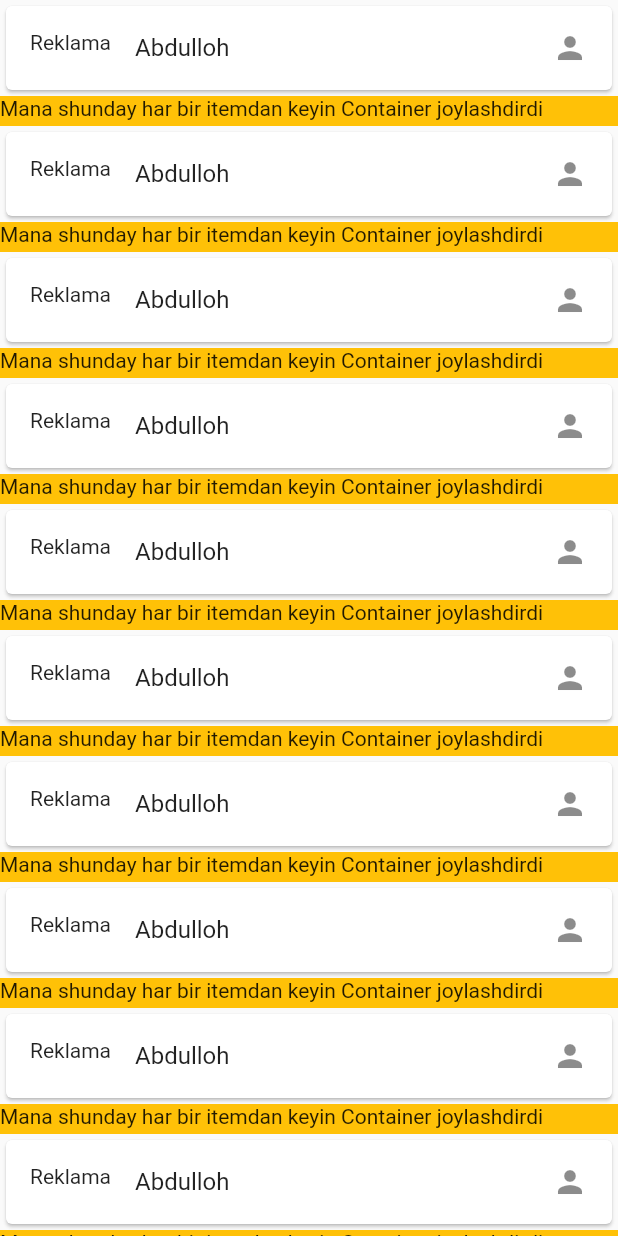
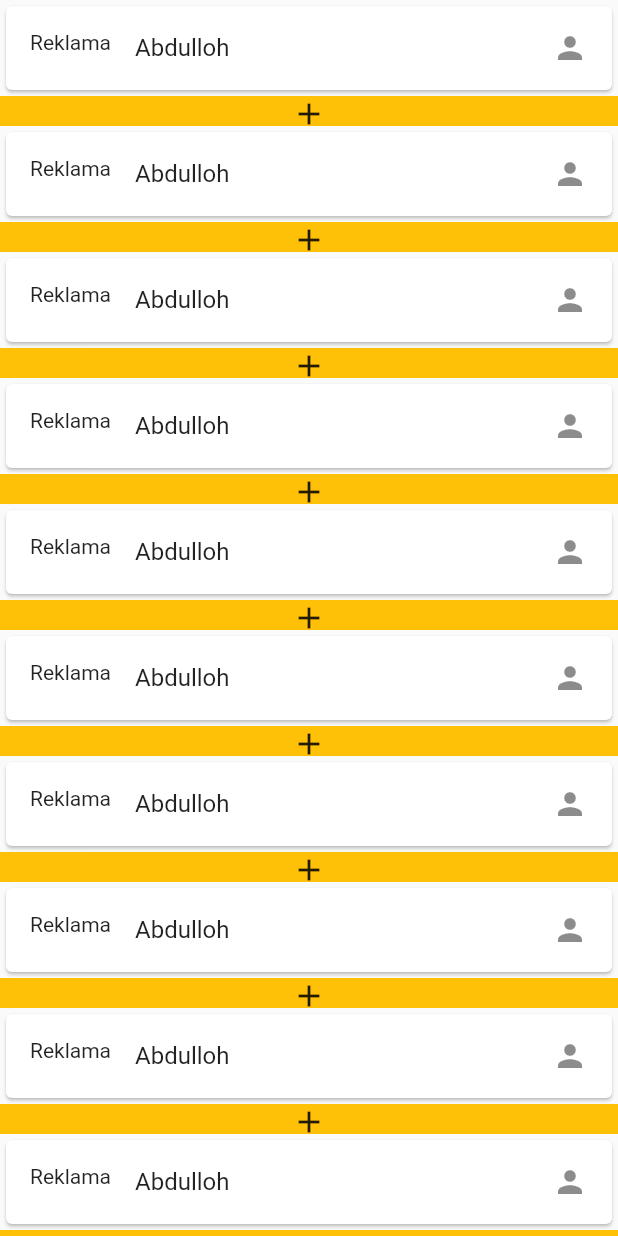
Before and after one commit to AbdullohRazzoqov/flutter_three, a Flutter app: the screen it shows after launch, on a phone screen of 412 x 824 dp. Run offline on Flutter 3.47's test engine with Material 2 defaults, Android fonts, the phone set to English and light mode, and no system bars.

Commit message:
Hello wordl

```diff
--- a/lib/scrolling_widgets/mylist_separated.dart
+++ b/lib/scrolling_widgets/mylist_separated.dart
@@ -19,12 +19,10 @@ class MyListSeparated extends StatelessWidget {
           },
           separatorBuilder: (context, index) {
             return Container(
-              color: Colors.amber,
-              width: 100,
-              height: 20,
-              child: const Text(
-                  "Mana shunday har bir itemdan keyin Container joylashdirdi"),
-            );
+                color: Colors.amber,
+                width: 100,
+                height: 20,
+                child: const Icon(Icons.add));
           },
           itemCount: 15),
     );
```
Also changed, not shown: lib/scrolling_widgets/testt.dart (added).
